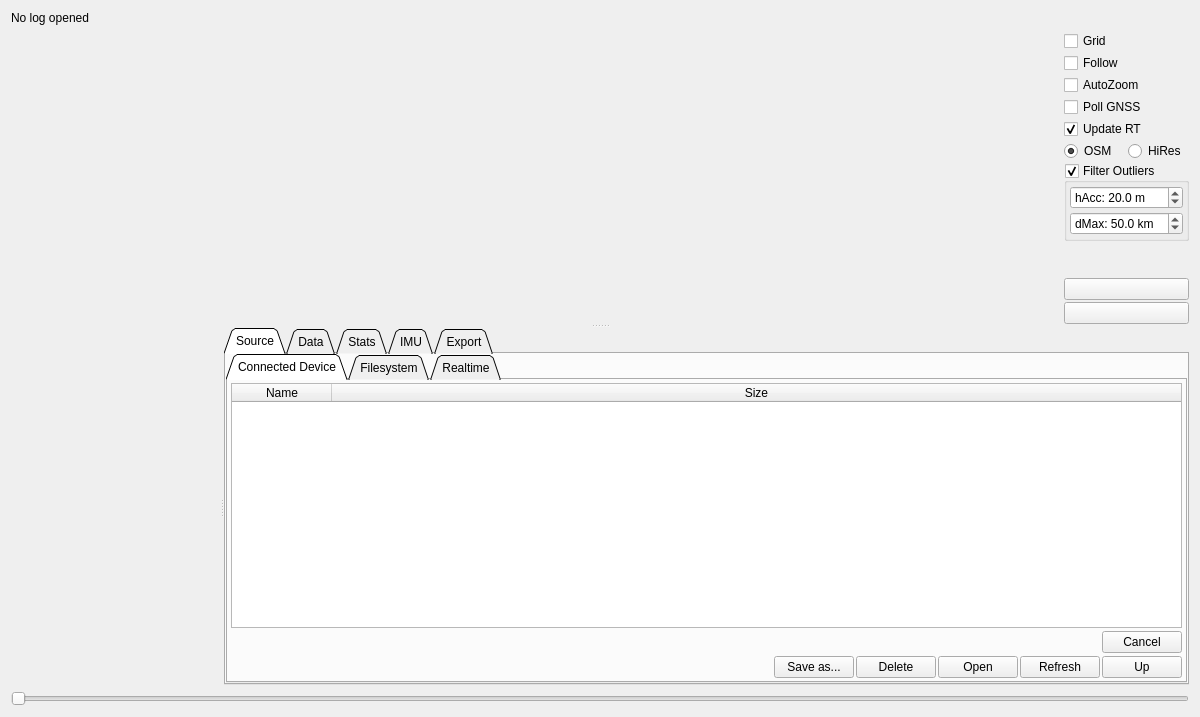
This is pages/pageloganalysis.ui in darwinbeing/vesc_tool as Qt 5 draws it before an edit. The edited form follows.
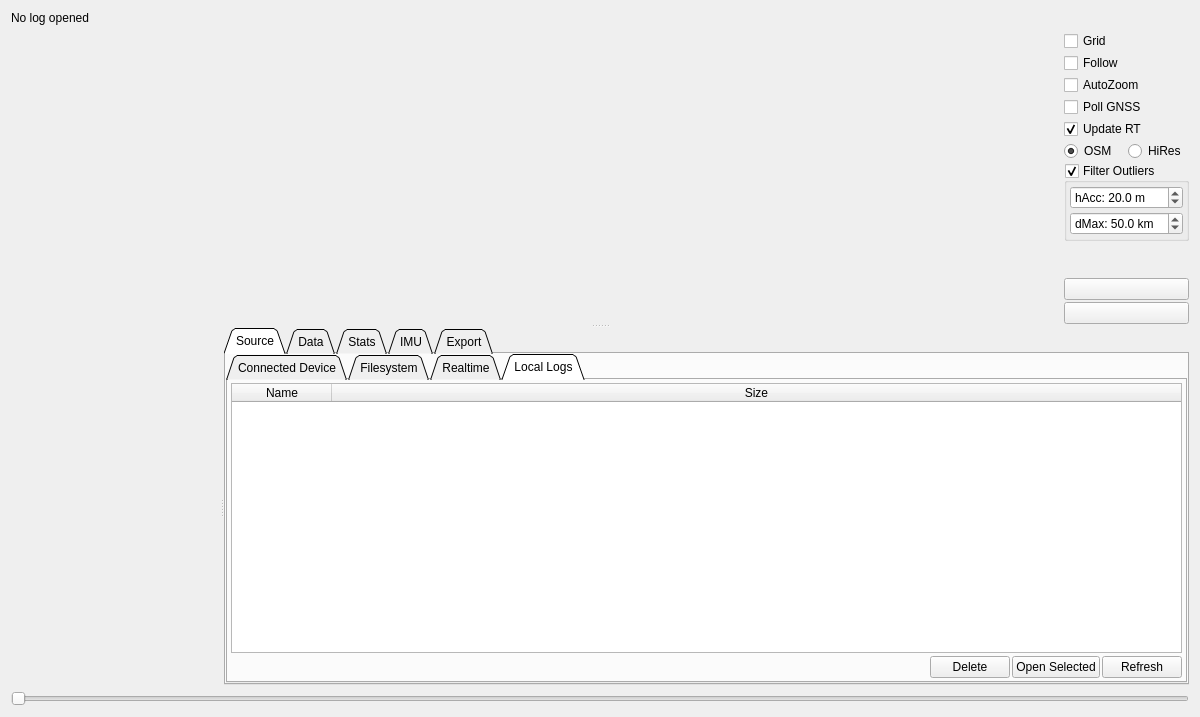
This is the edited form. The open tabs and pages were chosen to show the change. Icons and pictures are not drawn. Custom widgets are drawn as their Qt base class.

Commit message: Added local log tab on loganalysis page and save local logs when stopping the log

What changed in the file:
```diff
--- a/pages/pageloganalysis.ui
+++ b/pages/pageloganalysis.ui
@@ -643,6 +643,110 @@
              </item>
             </layout>
            </widget>
+           <widget class="QWidget" name="tab_8">
+            <attribute name="title">
+             <string>Local Logs</string>
+            </attribute>
+            <layout class="QVBoxLayout" name="verticalLayout_12">
+             <property name="spacing">
+              <number>3</number>
+             </property>
+             <property name="leftMargin">
+              <number>3</number>
+             </property>
+             <property name="topMargin">
+              <number>3</number>
+             </property>
+             <property name="rightMargin">
+              <number>3</number>
+             </property>
+             <property name="bottomMargin">
+              <number>3</number>
+             </property>
+             <item>
+              <widget class="QTableWidget" name="logLocalTable">
+               <property name="editTriggers">
+                <set>QAbstractItemView::EditTrigger::NoEditTriggers</set>
+               </property>
+               <property name="selectionMode">
+                <enum>QAbstractItemView::SelectionMode::ExtendedSelection</enum>
+               </property>
+               <property name="selectionBehavior">
+                <enum>QAbstractItemView::SelectionBehavior::SelectRows</enum>
+               </property>
+               <property name="sortingEnabled">
+                <bool>false</bool>
+               </property>
+               <attribute name="horizontalHeaderStretchLastSection">
+                <bool>true</bool>
+               </attribute>
+               <column>
+                <property name="text">
+                 <string>Name</string>
+                </property>
+               </column>
+               <column>
+                <property name="text">
+                 <string>Size</string>
+                </property>
+               </column>
+              </widget>
+             </item>
+             <item>
+              <layout class="QHBoxLayout" name="horizontalLayout_10">
+               <property name="spacing">
+                <number>2</number>
+               </property>
+               <item>
+                <spacer name="horizontalSpacer">
+                 <property name="orientation">
+                  <enum>Qt::Orientation::Horizontal</enum>
+                 </property>
+                 <property name="sizeHint" stdset="0">
+                  <size>
+                   <width>40</width>
+                   <height>20</height>
+                  </size>
+                 </property>
+                </spacer>
+               </item>
+               <item>
+                <widget class="QPushButton" name="logLocalDeleteButton">
+                 <property name="text">
+                  <string>Delete</string>
+                 </property>
+                 <property name="icon">
+                  <iconset resource="../res.qrc">
+                   <normaloff>:/res/icons/Delete-96.png</normaloff>:/res/icons/Delete-96.png</iconset>
+                 </property>
+                </widget>
+               </item>
+               <item>
+                <widget class="QPushButton" name="logLocalOpenButton">
+                 <property name="text">
+                  <string>Open Selected</string>
+                 </property>
+                 <property name="icon">
+                  <iconset resource="../res.qrc">
+                   <normaloff>:/res/icons/Open Folder-96.png</normaloff>:/res/icons/Open Folder-96.png</iconset>
+                 </property>
+                </widget>
+               </item>
+               <item>
+                <widget class="QPushButton" name="logLocalRefreshButton">
+                 <property name="text">
+                  <string>Refresh</string>
+                 </property>
+                 <property name="icon">
+                  <iconset resource="../res.qrc">
+                   <normaloff>:/res/icons/Refresh-96.png</normaloff>:/res/icons/Refresh-96.png</iconset>
+                 </property>
+                </widget>
+               </item>
+              </layout>
+             </item>
+            </layout>
+           </widget>
           </widget>
          </item>
         </layout>
```
Left out of the diff: 6 changed lines with no effect on the pictures. The commit also changes 7 other files.
